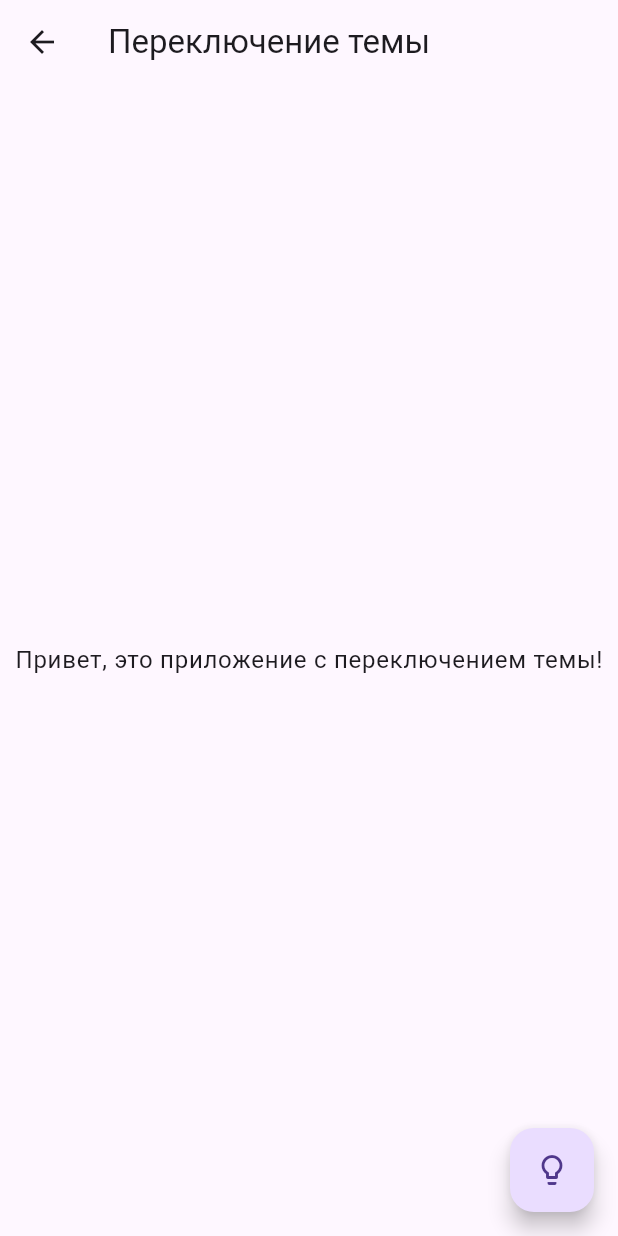
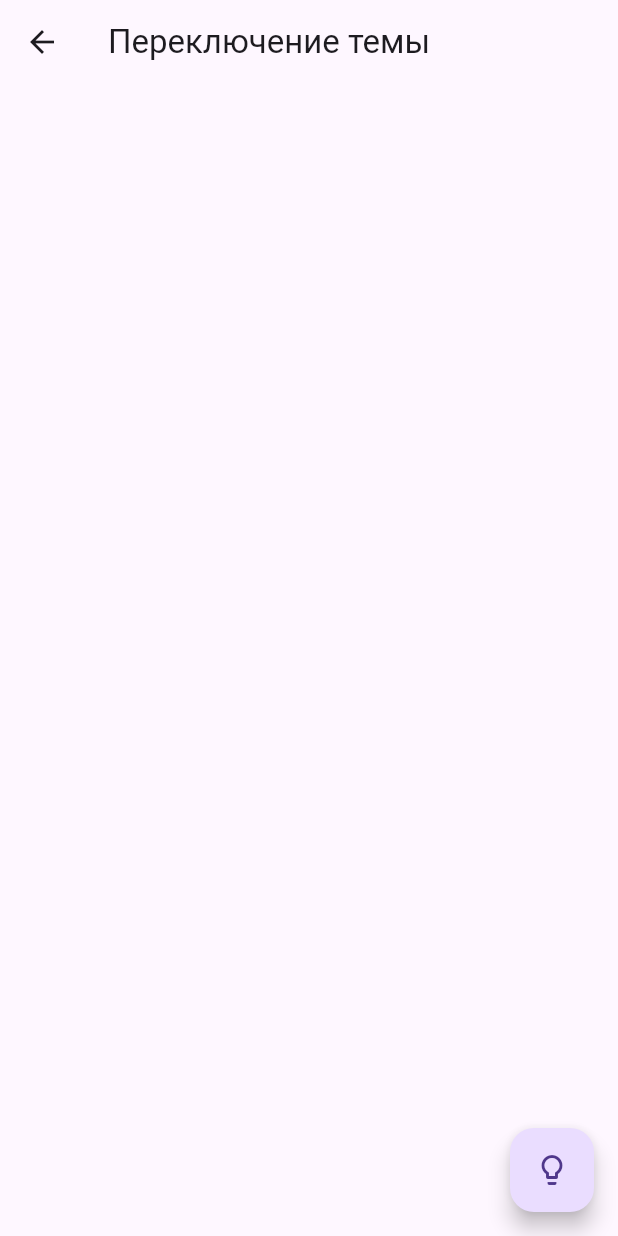
Before and after one commit to Artur1im/online_shop, a Flutter app: the screen it shows after launch, after a tap on "sdfdsfdsfdsfdsf", on a phone screen of 412 x 824 dp. Run offline on Flutter 3.47's test engine with Material 3 defaults, Android fonts, the phone set to English and light mode, and no system bars; our stand-ins replace animated_notch_bottom_bar, bloc, flutter_bloc, flutter_spinkit, nice_buttons, vibration; network calls fail.

Commit message:
исправил код

```diff
--- a/lib/main.dart
+++ b/lib/main.dart
@@ -1,5 +1,7 @@
 import 'package:flutter/material.dart';
 import 'package:flutter/services.dart';
+import 'package:flutter_bloc/flutter_bloc.dart';
+import 'package:online_shop/bloc/shop_bloc.dart';
 import 'package:online_shop/page/bottom_navigation_bar.dart';
 
 void main() {
@@ -13,7 +15,13 @@ class MyApp extends StatelessWidget {
 
   @override
   Widget build(BuildContext context) {
-    return MaterialApp(
+    return
+        // MultiBlocProvider(
+        //   providers: [
+        //     BlocProvider(
+        //       create: (context) => ShopBloc(),
+        //       child:
+        MaterialApp(
       debugShowCheckedModeBanner: false,
       title: 'Flutter Demo',
       // theme: ThemeData(
@@ -24,5 +32,9 @@ class MyApp extends StatelessWidget {
       darkTheme: ThemeData.dark(), //
       home: const BottomNb(),
     );
+    // )
+    // ],
+    // child: Text('Что то'),
+    // );
   }
 }
--- a/lib/page/bottom_navigation_bar.dart
+++ b/lib/page/bottom_navigation_bar.dart
@@ -57,7 +57,7 @@ class _BottomNbState extends State<BottomNb> {
                     notchBottomBarController: _controller,
                     color: Colors.white,
                     showLabel: false,
-                    notchColor: Colors.black87,
+                    notchColor: Colors.purple,
                     removeMargins: false,
                     bottomBarWidth: 500,
                     durationInMilliSeconds: 300,
--- a/lib/page/person.dart
+++ b/lib/page/person.dart
@@ -23,9 +23,6 @@ class _PersonState extends State<Person> {
             bottom: Radius.circular(10),
           ),
         ),
-
-        // toolbarHeight: 10,
-        // backgroundColor: Colors.black,
         leading: const Icon(
           Icons.person,
           color: Colors.white,
--- a/lib/page/test.dart
+++ b/lib/page/test.dart
@@ -21,7 +21,7 @@ class _TestState extends State<Test> {
         ),
         body: Center(
           child: Text(
-            'Привет, это приложение с переключением темы!',
+            '',
             style: Theme.of(context).textTheme.bodyLarge,
           ),
         ),
```
Also changed, not shown: lib/bloc/shop_bloc.dart (+8 -0 lines).
